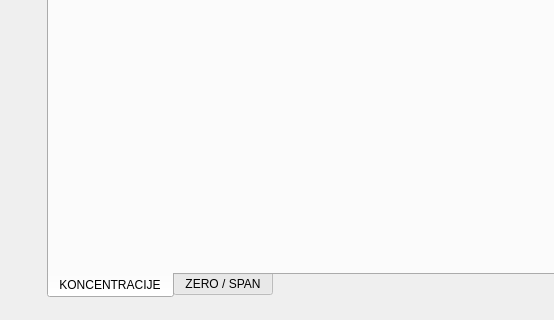
First picture: the form in app/view/ui_files/display.ui, repository kluksa/kontrola-podataka, before the edit; both pictures show x 0 to 554 and y 478 to 798 of the 1159 by 798 pixel window.
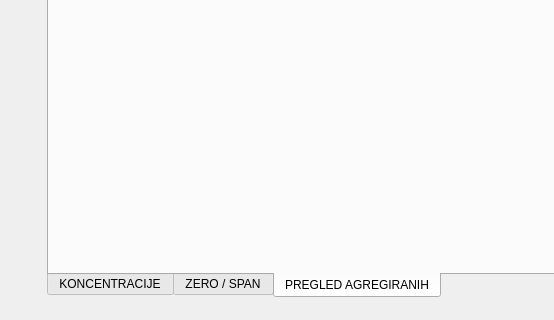
Second picture: the form after the edit. The open tabs and pages were chosen to show the change.

```diff
--- a/app/view/ui_files/display.ui
+++ b/app/view/ui_files/display.ui
@@ -73,6 +73,12 @@
         </property>
        </layout>
       </widget>
+      <widget class="QWidget" name="visednevni">
+       <attribute name="title">
+        <string>PREGLED AGREGIRANIH</string>
+       </attribute>
+       <layout class="QVBoxLayout" name="visednevniLayout"/>
+      </widget>
      </widget>
     </item>
    </layout>
```
